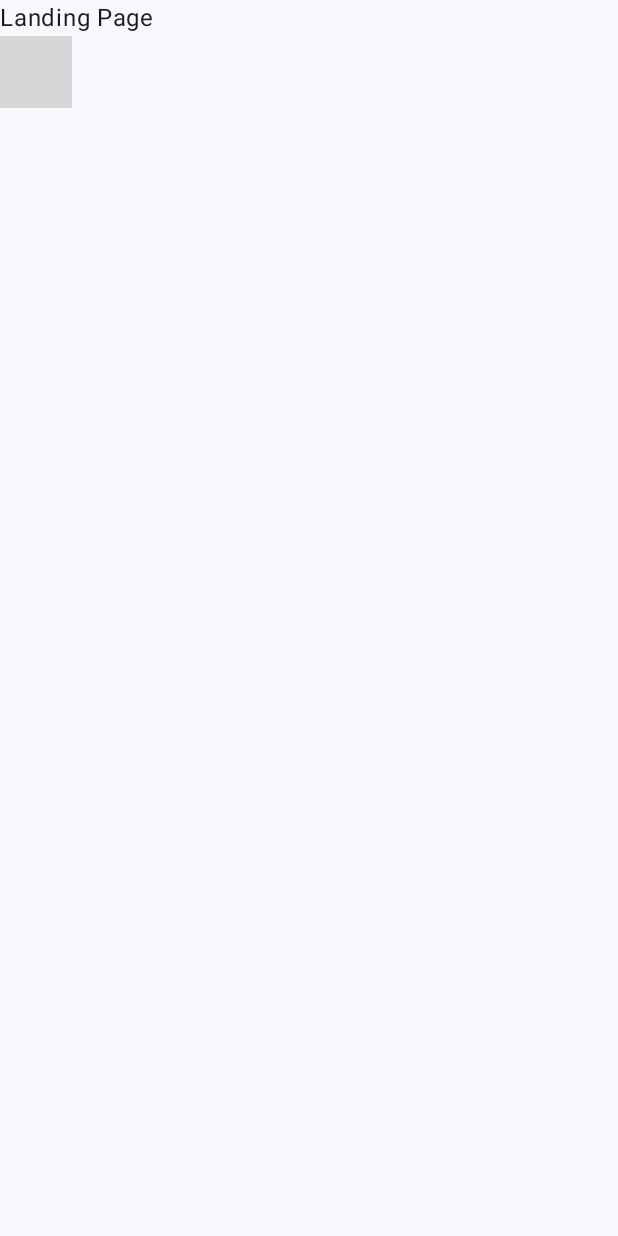
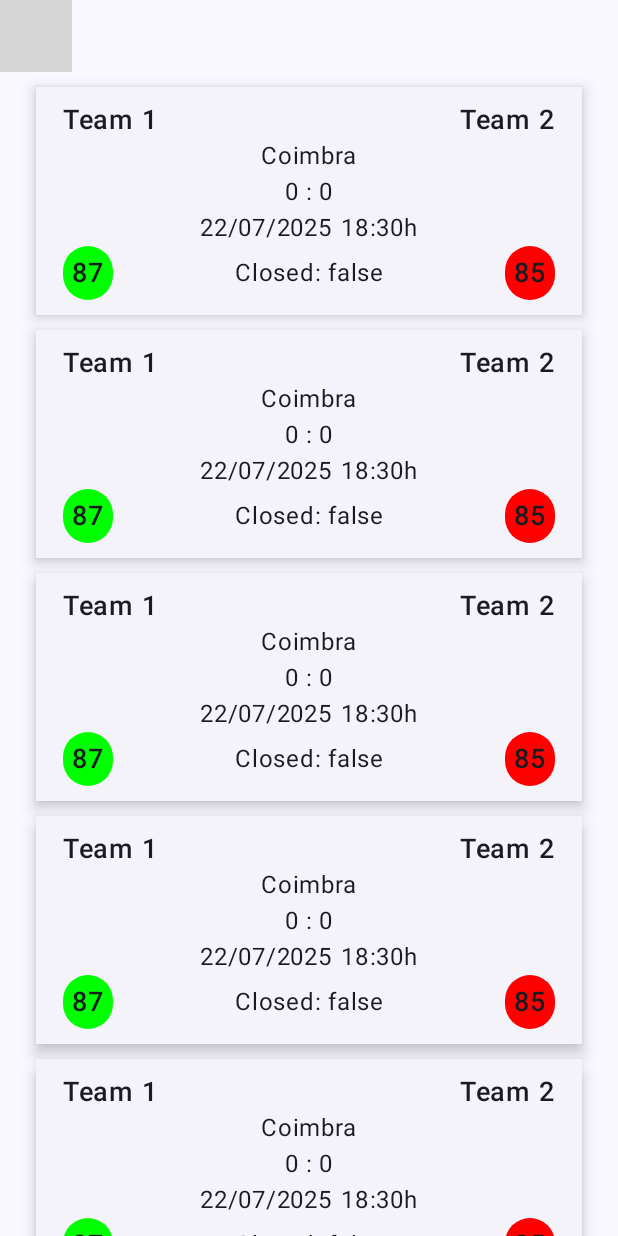
Before and after one commit to CR7sewey/WAF, an Android app built with Jetpack Compose: the screen it shows after launch (MainActivity), on a phone screen of 412 x 824 dp. Run offline under Robolectric (Android 15) with nearby library versions, the phone set to English and light mode, and no system bars; 1 statement that could not run was skipped; grey boxes are pictures that could not be loaded.

Commit message:
LandingPage UX/UI - p2

```diff
--- a/app/src/main/java/com/example/waf/common/modules/User.kt
+++ b/app/src/main/java/com/example/waf/common/modules/User.kt
@@ -1,4 +1,6 @@
 package com.example.waf.common.modules
+
+import com.example.waf.fakeMatch
 
 
 data class User(
@@ -41,3 +43,22 @@
     val pitchWidth: Double?,
     val pitchDimensions: String
 )
+
+data class Match(
+    val id: String,
+    val pitch: Pitch,
+    val result: String,
+    val date: String,
+    val time: String,
+    val team1: Team,
+    val team2: Team,
+    val closed: Boolean = false
+)
+
+data class Team(
+    val id: String,
+    val name: String,
+    val players: List<Player>,
+    val overallRating: Int,
+
+)
--- /dev/null
+++ b/app/src/main/java/com/example/waf/landingPage/LandingPageMatch.kt
@@ -0,0 +1,111 @@
+package com.example.waf.landingPage
+
+import androidx.compose.foundation.background
+import androidx.compose.foundation.layout.Arrangement
+import androidx.compose.foundation.layout.Column
+import androidx.compose.foundation.layout.Row
+import androidx.compose.foundation.layout.Spacer
+import androidx.compose.foundation.layout.fillMaxWidth
+import androidx.compose.foundation.layout.padding
+import androidx.compose.foundation.layout.width
+import androidx.compose.foundation.shape.CircleShape
+import androidx.compose.material3.CardDefaults
+import androidx.compose.material3.ElevatedCard
+import androidx.compose.material3.Text
+import androidx.compose.runtime.Composable
+import androidx.compose.ui.Alignment
+import androidx.compose.ui.Modifier
+import androidx.compose.ui.graphics.Color
+import androidx.compose.ui.graphics.RectangleShape
+import androidx.compose.ui.text.font.FontWeight
+import androidx.compose.ui.unit.dp
+import androidx.compose.ui.unit.sp
+import com.example.waf.common.modules.Match
+import com.example.waf.fakeMatch
+
+@Composable
+fun LandingPageMatch(modifier: Modifier = Modifier) {
+    MatchContent()
+}
+
+@Composable
+fun MatchContent(modifier: Modifier = Modifier) {
+    val fakeMatch = fakeMatch
+    ElevatedCard(
+        elevation = CardDefaults.cardElevation(
+            defaultElevation = 6.dp
+        ),
+        modifier = Modifier
+            .fillMaxWidth()
+            .padding(start = 24.dp, end = 24.dp, top = 10.dp),
+        shape = RectangleShape
+    ) {
+        Column(
+            modifier = Modifier
+                .fillMaxWidth()
+                .padding(10.dp),
+            horizontalAlignment = Alignment.CenterHorizontally,
+            verticalArrangement = Arrangement.SpaceBetween
+        ) {
+            Row(
+                horizontalArrangement = Arrangement.SpaceBetween,
+                modifier = Modifier
+                    .fillMaxWidth()
+                    .padding(start = 8.dp, end = 8.dp)
+            ) {
+                Text(text = fakeMatch.team1?.name ?: "Team 1",
+                    fontWeight = FontWeight.SemiBold,
+                    fontSize = 18.sp
+                    )
+                Text(text = fakeMatch.team2?.name ?: "Team 2",
+                    fontWeight = FontWeight.SemiBold,
+                    fontSize = 18.sp
+                )
+            }
+            Text(text = fakeMatch.pitch.location)
+            Text(text = fakeMatch.result)
+            Row {
+                Text(fakeMatch.date)
+                Spacer(modifier = Modifier.width(6.dp))
+                Text(fakeMatch.time)
+            }
+            Row(
+                horizontalArrangement = Arrangement.SpaceBetween,
+                modifier = Modifier
+                    .fillMaxWidth()
+                    .padding(start = 8.dp, end = 8.dp),
+                verticalAlignment = Alignment.CenterVertically
+            ) {
+                Text(text = "${fakeMatch.team1?.overallRating}",
+                    fontWeight = FontWeight.SemiBold,
+                    fontSize = 18.sp,
+                    modifier = Modifier
+                        .background(color = when {
+                            fakeMatch.team1.overallRating > fakeMatch.team2.overallRating -> Color.Green
+                            fakeMatch.team1.overallRating < fakeMatch.team2.overallRating -> Color.Red
+                            else -> Color.Yellow
+                        }, shape = CircleShape)
+                        .padding(6.dp)
+
+                )
+                Text(text = "Closed: ${fakeMatch.closed}")
+                Text(text = "${fakeMatch.team2.overallRating}",
+                    fontWeight = FontWeight.SemiBold,
+                    fontSize = 18.sp,
+                    modifier = Modifier
+                        .background(color =when {
+                            fakeMatch.team2.overallRating > fakeMatch.team1.overallRating -> Color.Green
+                            fakeMatch.team2.overallRating < fakeMatch.team1.overallRating -> Color.Red
+                            else -> Color.Yellow
+                        }, shape = CircleShape)
+                        .padding(6.dp)
+
+                )
+            }
+        }
+
+
+
+
+    }
+}
--- /dev/null
+++ b/app/src/main/java/com/example/waf/seedData.kt
@@ -0,0 +1,66 @@
+package com.example.waf
+
+import com.example.waf.common.modules.Match
+import com.example.waf.common.modules.Pitch
+import com.example.waf.common.modules.PitchTypes
+import com.example.waf.common.modules.Player
+import com.example.waf.common.modules.Positions
+import com.example.waf.common.modules.Team
+
+val fakeProfile: Player = Player(
+    id = "1",
+    name = "Mike",
+    age = 26,
+    favoritePosition = Positions.AttackingMidfielder,
+    mostPlayedPosition = Positions.AttackingMidfielder,
+    goals = 10,
+    assists = 12,
+    rating = 87,
+    skill1 = "Dribbling",
+    url = null,
+    favoriteTeam = null,
+    favoritePlayer= null,
+    skill2= null,
+    skill3= null,
+    skill4= null,
+    skill5= null,
+    gamesPlayed = 20
+)
+
+val fakePitch = Pitch(
+    id= "1",
+    name = "Vigor",
+    location = "Coimbra",
+    url = null,
+    type = PitchTypes.Grass,
+    pitchLength = null,
+    pitchWidth = null,
+    pitchDimensions = "5x5"
+)
+
+
+
+val fakeTeam = Team(
+    id = "1",
+    name = "Team 1",
+    players = listOf(fakeProfile),
+    overallRating = 87
+)
+
+val fakeTeam2 = Team(
+    id = "2",
+    name = "Team 2",
+    players = listOf(fakeProfile),
+    overallRating = 85
+)
+
+
+val fakeMatch = Match(
+    id = "1",
+    pitch = fakePitch,
+    result = "0 : 0",
+    date = "22/07/2025",
+    time = "18:30h",
+    team1 = fakeTeam,
+    team2 = fakeTeam2
+)
```
Also changed, not shown: app/src/main/java/com/example/waf/landingPage/LandingPage.kt (+99 -5 lines), app/src/main/java/com/example/waf/landingPage/LandingPageProfile.kt (+3 -38 lines).
